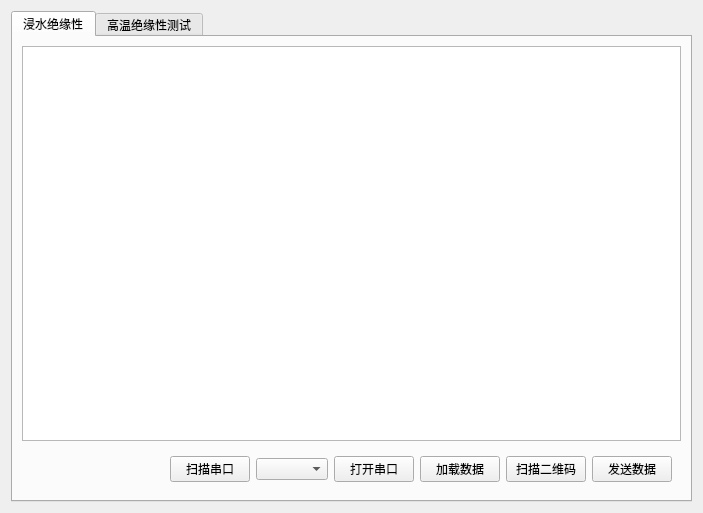
This is DC_3/test.ui in kingsun998/Qt as Qt 5 draws it before an edit. The edited form follows.
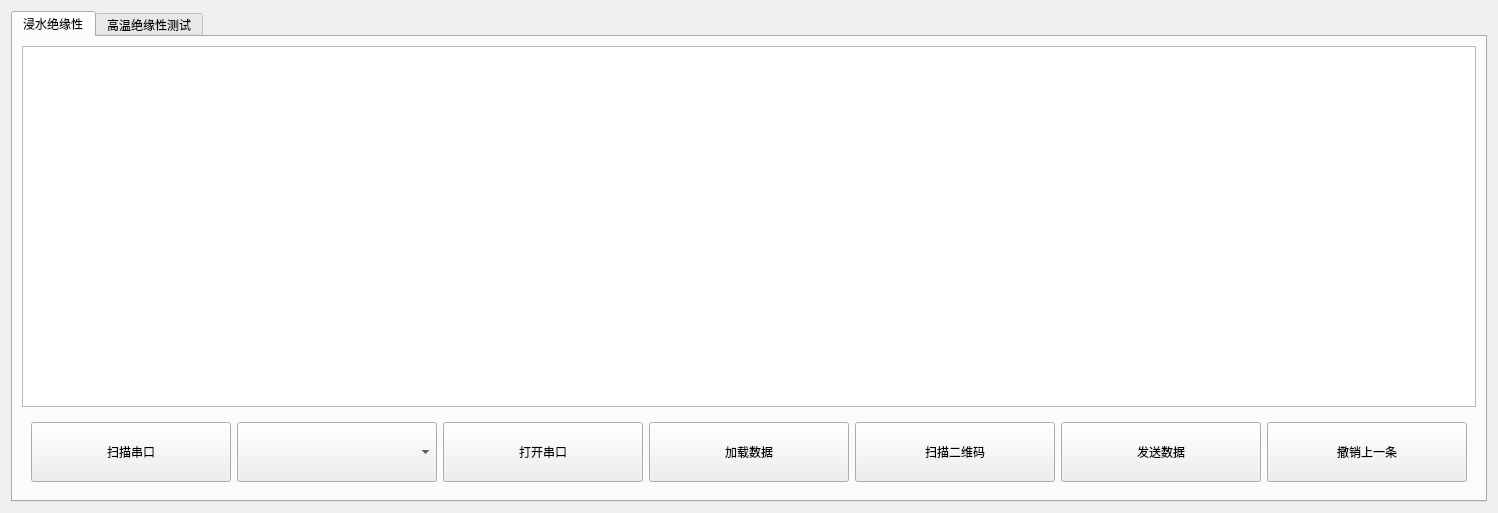
This is the edited form. The open tabs and pages were chosen to show the change.

Commit message: finish test,next to slite change for user

```diff
--- a/DC_3/test.ui
+++ b/DC_3/test.ui
@@ -6,7 +6,7 @@
    <rect>
     <x>0</x>
     <y>0</y>
-    <width>703</width>
+    <width>720</width>
     <height>513</height>
    </rect>
   </property>
@@ -45,16 +45,35 @@
           </item>
           <item>
            <widget class="QPushButton" name="pushButton_5">
+            <property name="minimumSize">
+             <size>
+              <width>200</width>
+              <height>60</height>
+             </size>
+            </property>
             <property name="text">
              <string>扫描串口</string>
             </property>
            </widget>
           </item>
           <item>
-           <widget class="QComboBox" name="comboBox"/>
+           <widget class="QComboBox" name="comboBox">
+            <property name="minimumSize">
+             <size>
+              <width>200</width>
+              <height>60</height>
+             </size>
+            </property>
+           </widget>
           </item>
           <item>
            <widget class="QPushButton" name="pushButton_6">
+            <property name="minimumSize">
+             <size>
+              <width>200</width>
+              <height>60</height>
+             </size>
+            </property>
             <property name="text">
              <string>打开串口</string>
             </property>
@@ -62,6 +81,12 @@
           </item>
           <item>
            <widget class="QPushButton" name="pushButton_3">
+            <property name="minimumSize">
+             <size>
+              <width>200</width>
+              <height>60</height>
+             </size>
+            </property>
             <property name="text">
              <string>加载数据</string>
             </property>
@@ -69,6 +94,12 @@
           </item>
           <item>
            <widget class="QPushButton" name="pushButton">
+            <property name="minimumSize">
+             <size>
+              <width>200</width>
+              <height>60</height>
+             </size>
+            </property>
             <property name="text">
              <string>扫描二维码</string>
             </property>
@@ -76,11 +107,43 @@
           </item>
           <item>
            <widget class="QPushButton" name="pushButton_2">
+            <property name="minimumSize">
+             <size>
+              <width>200</width>
+              <height>60</height>
+             </size>
+            </property>
             <property name="text">
              <string>发送数据</string>
             </property>
            </widget>
           </item>
+          <item>
+           <widget class="QPushButton" name="pushButton_4">
+            <property name="minimumSize">
+             <size>
+              <width>200</width>
+              <height>60</height>
+             </size>
+            </property>
+            <property name="text">
+             <string>撤销上一条</string>
+            </property>
+           </widget>
+          </item>
+          <item>
+           <spacer name="horizontalSpacer_2">
+            <property name="orientation">
+             <enum>Qt::Horizontal</enum>
+            </property>
+            <property name="sizeHint" stdset="0">
+             <size>
+              <width>40</width>
+              <height>20</height>
+             </size>
+            </property>
+           </spacer>
+          </item>
          </layout>
         </widget>
        </item>
@@ -130,13 +193,6 @@
             </property>
            </widget>
           </item>
-          <item>
-           <widget class="QPushButton" name="pushButton_4">
-            <property name="text">
-             <string>扫描二维码</string>
-            </property>
-           </widget>
-          </item>
           <item>
            <widget class="QPushButton" name="pushButton_8">
             <property name="text">
```
Left out of the diff: 55 changed lines with no effect on the pictures. The commit also changes 165 other files.
